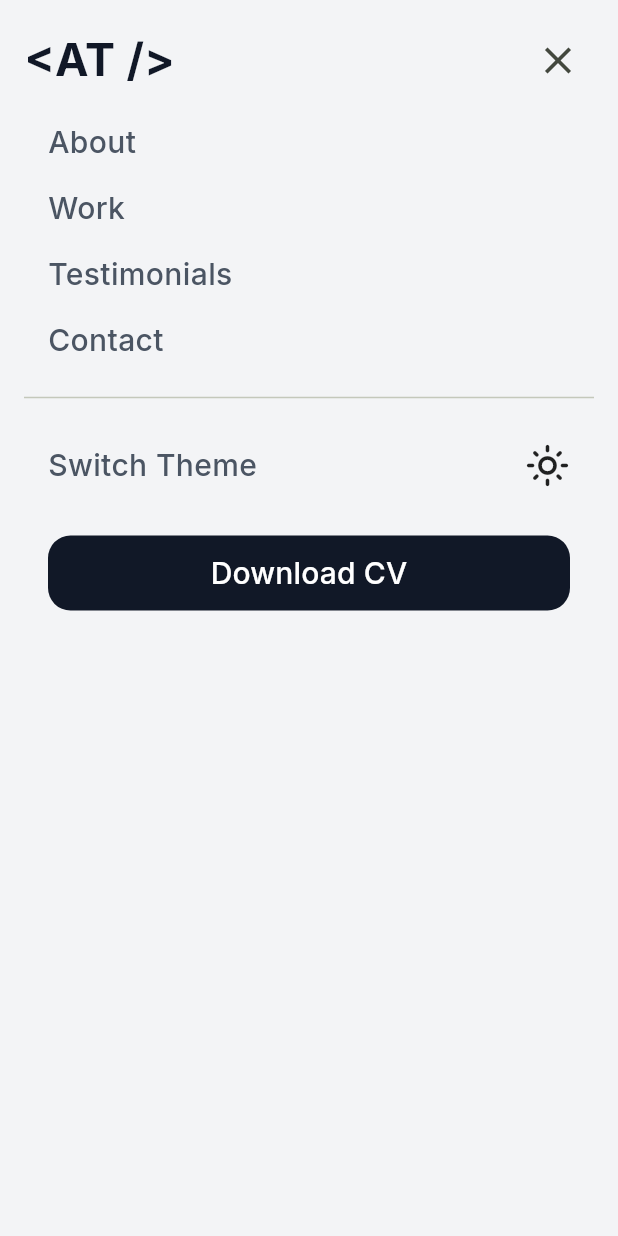
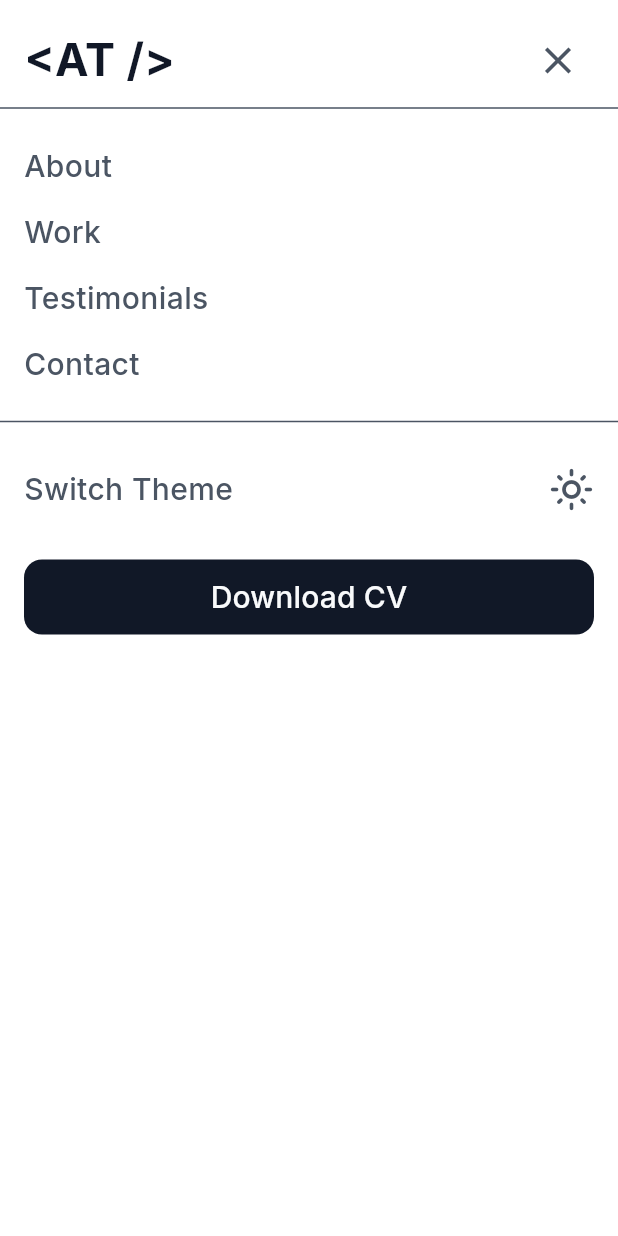
Before and after one commit to alyssontrugilio/my_portfolio, a Flutter app: the screen it shows after launch, after a tap on the "menu" icon, on a phone screen of 412 x 824 dp. Run offline on Flutter 3.47's test engine with Material 3 defaults, Android fonts, the phone set to English and light mode, and no system bars; our stand-ins replace flutter_bloc, google_fonts.

Commit message:
feat: implementando troca de thema

```diff
--- /dev/null
+++ b/lib/core/app_colors.dart
@@ -0,0 +1,39 @@
+import 'package:flutter/material.dart';
+
+class AppColors {
+  static final grayLight = {
+    50: const Color(0xfff9fafb),
+    100: const Color(0xfff3f4f6),
+    200: const Color(0xffe5e7eb),
+    300: const Color(0xffd1d5db),
+    400: const Color(0xff9ca3af),
+    500: const Color(0xff6b7280),
+    600: const Color(0xff4b5563),
+    700: const Color(0xff374151),
+    800: const Color(0xff1f2937),
+    900: const Color(0xff111827),
+    950: const Color(0xff030712),
+  };
+
+  static final grayDark = {
+    50: const Color(0xff111827),
+    100: const Color(0xff1f2937),
+    200: const Color(0xff374151),
+    300: const Color(0xff4b5563),
+    400: const Color(0xff6b7280),
+    500: const Color(0xff9ca3af),
+    600: const Color(0xffd1d5db),
+    700: const Color(0xffe5e7eb),
+    800: const Color(0xfff3f4f6),
+    900: const Color(0xfff9fafb),
+    950: const Color(0xFFFFFFFF),
+  };
+
+  static const esmerald = Color(0xff10b981);
+
+  static const Color grayLightDefault = Color(0xFFFFFFFF);
+  static const Color grayDarkDefault = Color(0xFF030712);
+  static const Color emeraldDefault = Color(0xFF10B981);
+
+  const AppColors._();
+}
--- a/lib/core/app_widget.dart
+++ b/lib/core/app_widget.dart
@@ -1,21 +1,68 @@
 import 'package:flutter/material.dart';
+import 'package:flutter_bloc/flutter_bloc.dart';
 
 import '../presentation/presentation.dart';
+import 'app_colors.dart';
 
-class AppWidget extends StatelessWidget {
+class AppWidget extends StatefulWidget {
   const AppWidget({super.key});
 
   @override
+  State<AppWidget> createState() => _AppWidgetState();
+}
+
+class _AppWidgetState extends State<AppWidget> {
+  late final HomeCubit homeCubit;
+  @override
+  void initState() {
+    homeCubit = HomeCubit();
+    super.initState();
+  }
+
+  @override
+  void dispose() {
+    homeCubit.close();
+    super.dispose();
+  }
+
+  @override
   Widget build(BuildContext context) {
-    return MaterialApp(
-      title: 'My Portfolio',
-      theme: ThemeData(
-        colorScheme: ColorScheme.fromSeed(
-          seedColor: const Color(0xff3F8E00),
-        ),
-        useMaterial3: true,
+    return BlocProvider.value(
+      value: homeCubit,
+      child: BlocBuilder<HomeCubit, bool>(
+        builder: (context, state) {
+          final isLightTheme = state;
+          final theme = ThemeData(
+            brightness: isLightTheme ? Brightness.light : Brightness.dark,
+            colorScheme: ColorScheme.fromSwatch(
+              primarySwatch: isLightTheme ? Colors.blue : Colors.red,
+              brightness: isLightTheme ? Brightness.light : Brightness.dark,
+            ).copyWith(
+              secondary: isLightTheme
+                  ? AppColors.grayLight[500]
+                  : AppColors.grayDark[500],
+            ),
+            scaffoldBackgroundColor:
+                isLightTheme ? AppColors.grayLight[50] : AppColors.grayDark[50],
+            textTheme: TextTheme(
+              bodyLarge: TextStyle(
+                  color: isLightTheme
+                      ? AppColors.grayLight[900]
+                      : AppColors.grayDark[900]),
+              bodyMedium: TextStyle(
+                  color: isLightTheme
+                      ? AppColors.grayLight[900]
+                      : AppColors.grayDark[900]),
+            ),
+          );
+
+          return MaterialApp(
+            title: 'My Portfolio',
+            theme: theme,
+            home: const HomePage(),
+          );
+        },
       ),
-      home: const HomePage(),
     );
   }
 }
--- a/lib/core/core.dart
+++ b/lib/core/core.dart
@@ -1,2 +1,3 @@
 export 'app_widget.dart';
 export 'app_assets.dart';
+export 'app_colors.dart';
--- /dev/null
+++ b/lib/presentation/bloc/bloc.dart
@@ -0,0 +1 @@
+export 'home_cubit.dart';
--- /dev/null
+++ b/lib/presentation/bloc/home_cubit.dart
@@ -0,0 +1,9 @@
+import 'package:flutter_bloc/flutter_bloc.dart';
+
+class HomeCubit extends Cubit<bool> {
+  HomeCubit() : super(true);
+
+  void switchTheme() {
+    emit(state == false);
+  }
+}
--- a/lib/presentation/presentation.dart
+++ b/lib/presentation/presentation.dart
@@ -1,2 +1,3 @@
 export 'pages/pages.dart';
 export 'widgets/widgets.dart';
+export 'bloc/bloc.dart';
--- a/lib/presentation/widgets/body_widget.dart
+++ b/lib/presentation/widgets/body_widget.dart
@@ -1,4 +1,5 @@
 import 'package:flutter/material.dart';
+import 'package:flutter/widgets.dart';
 
 class BodyWidget extends StatelessWidget {
   const BodyWidget({
@@ -7,10 +8,14 @@ class BodyWidget extends StatelessWidget {
 
   @override
   Widget build(BuildContext context) {
-    return Container(
+    return SizedBox(
       height: 2000,
       width: double.infinity,
-      color: Colors.grey,
+      child: Center(
+        child: ConstrainedBox(
+          constraints: const BoxConstraints(maxWidth: 1920),
+        ),
+      ),
     );
   }
 }
--- a/lib/presentation/widgets/footer_widget.dart
+++ b/lib/presentation/widgets/footer_widget.dart
@@ -11,6 +11,28 @@ class FooterWidget extends StatelessWidget {
       height: 68,
       width: double.infinity,
       color: Colors.black,
+      child: Center(
+        child: ConstrainedBox(
+          constraints: const BoxConstraints(maxWidth: 1920),
+          child: const Row(
+            mainAxisAlignment: MainAxisAlignment.center,
+            children: [
+              Text('Feito com muito '),
+              Icon(
+                Icons.favorite,
+                color: Colors.red,
+                size: 14,
+              ),
+              Text(' e '),
+              Icon(
+                Icons.coffee,
+                color: Colors.brown,
+                size: 14,
+              ),
+            ],
+          ),
+        ),
+      ),
     );
   }
 }
--- a/lib/presentation/widgets/header/download_button_widget.dart
+++ b/lib/presentation/widgets/header/download_button_widget.dart
@@ -1,5 +1,7 @@
 import 'package:flutter/material.dart';
 import 'package:google_fonts/google_fonts.dart';
+
+import '../../../core/core.dart';
 
 class DownloadButtonWidget extends StatelessWidget {
   final bool isMobile;
@@ -10,15 +12,17 @@ class DownloadButtonWidget extends StatelessWidget {
 
   @override
   Widget build(BuildContext context) {
+    final isDarkTheme = Theme.of(context).brightness == Brightness.dark;
     return SizedBox(
       height: isMobile ? 50 : 36,
       child: FilledButton(
         onPressed: () {},
-        style: const ButtonStyle(
-          backgroundColor: MaterialStatePropertyAll(Color(0xff111827)),
-          shape: MaterialStatePropertyAll(
+        style: ButtonStyle(
+          backgroundColor: MaterialStatePropertyAll(
+              isDarkTheme ? AppColors.grayDark[900] : AppColors.grayLight[900]),
+          shape: const MaterialStatePropertyAll(
             RoundedRectangleBorder(
-              borderRadius: BorderRadius.all(Radius.circular(15)),
+              borderRadius: BorderRadius.all(Radius.circular(12)),
             ),
           ),
         ),
@@ -27,6 +31,8 @@ class DownloadButtonWidget extends StatelessWidget {
           style: GoogleFonts.inter(
             fontSize: isMobile ? 20 : 16,
             fontWeight: FontWeight.w500,
+            color:
+                isDarkTheme ? AppColors.grayDark[50] : AppColors.grayLight[50],
           ),
         ),
       ),
--- a/lib/presentation/widgets/header/logo_text_widget.dart
+++ b/lib/presentation/widgets/header/logo_text_widget.dart
@@ -1,5 +1,7 @@
 import 'package:flutter/material.dart';
 import 'package:google_fonts/google_fonts.dart';
+
+import '../../../core/core.dart';
 
 class LogoTextWidget extends StatelessWidget {
   const LogoTextWidget({
@@ -14,7 +16,9 @@ class LogoTextWidget extends StatelessWidget {
         style: GoogleFonts.inter(
           fontSize: 30,
           fontWeight: FontWeight.bold,
-          color: const Color(0xff111827),
+          color: Theme.of(context).brightness == Brightness.dark
+              ? AppColors.grayDark[900]
+              : AppColors.grayLight[900],
         ),
       ),
     );
--- a/lib/presentation/widgets/header/option_header_widget.dart
+++ b/lib/presentation/widgets/header/option_header_widget.dart
@@ -1,5 +1,7 @@
 import 'package:flutter/material.dart';
 import 'package:google_fonts/google_fonts.dart';
+
+import '../../../core/core.dart';
 
 class OptionHeaderWidget extends StatelessWidget {
   final String text;
@@ -22,13 +24,15 @@ class OptionHeaderWidget extends StatelessWidget {
                 style: GoogleFonts.inter(
                   fontSize: constraints.maxWidth < 900 ? 20 : 16,
                   fontWeight: FontWeight.w500,
-                  color: const Color(0xff4B5563),
+                  color: Theme.of(context).brightness == Brightness.dark
+                      ? AppColors.grayDark[600]
+                      : AppColors.grayLight[600],
                 ),
               ),
             ),
           ),
           const SizedBox(
-            width: 24,
+            width: 20,
           )
         ],
       ),
--- a/lib/presentation/widgets/header/switch_theme_widget.dart
+++ b/lib/presentation/widgets/header/switch_theme_widget.dart
@@ -1,7 +1,11 @@
 import 'package:flutter/material.dart';
+import 'package:flutter_bloc/flutter_bloc.dart';
 import 'package:google_fonts/google_fonts.dart';
 
-class SwitchThemeWidget extends StatelessWidget {
+import '../../../core/core.dart';
+import '../../bloc/bloc.dart';
+
+class SwitchThemeWidget extends StatefulWidget {
   final bool isMobile;
   const SwitchThemeWidget({
     super.key,
@@ -9,9 +13,23 @@ class SwitchThemeWidget extends StatelessWidget {
   });
 
   @override
+  State<SwitchThemeWidget> createState() => _SwitchThemeWidgetState();
+}
+
+class _SwitchThemeWidgetState extends State<SwitchThemeWidget> {
+  @override
   Widget build(BuildContext context) {
-    return isMobile
-        ? Row(
+    final homeCubit = context.read<HomeCubit>();
+    final isDarkTheme = Theme.of(context).brightness == Brightness.dark;
+
+    return BlocBuilder(
+      bloc: homeCubit,
+      builder: (context, state) => widget.isMobile
+          ? MouseRegion(
+              cursor: MaterialStateMouseCursor.clickable,
+              child: GestureDetector(
+                onTap: () => homeCubit.switchTheme(),
+                child: Row(
                   mainAxisAlignment: MainAxisAlignment.spaceBetween,
                   children: [
                     Text(
@@ -19,28 +37,37 @@ class SwitchThemeWidget extends StatelessWidget {
                       style: GoogleFonts.inter(
                         fontSize: 20,
                         fontWeight: FontWeight.w500,
-                  color: const Color(0xff4B5563),
+                        color: isDarkTheme
+                            ? AppColors.grayDark[600]
+                            : AppColors.grayLight[600],
                       ),
                     ),
-              MouseRegion(
-                cursor: MaterialStateMouseCursor.clickable,
-                child: GestureDetector(
-                  onTap: () {},
-                  child: const Icon(
-                    Icons.light_mode_outlined,
+                    Icon(
+                      isDarkTheme
+                          ? Icons.dark_mode_outlined
+                          : Icons.light_mode_outlined,
                       size: 30,
+                      color: isDarkTheme
+                          ? AppColors.grayDark[600]
+                          : AppColors.grayLight[600],
+                    ),
+                  ],
                 ),
               ),
-              ),
-            ],
             )
           : MouseRegion(
               cursor: MaterialStateMouseCursor.clickable,
               child: GestureDetector(
-              onTap: () {},
-              child: const Icon(
-                Icons.light_mode_outlined,
+                onTap: () => homeCubit.switchTheme(),
+                child: Icon(
+                  isDarkTheme
+                      ? Icons.dark_mode_outlined
+                      : Icons.light_mode_outlined,
                   size: 30,
+                  color: isDarkTheme
+                      ? AppColors.grayDark[600]
+                      : AppColors.grayLight[600],
+                ),
               ),
             ),
     );
--- a/lib/presentation/widgets/header_widget.dart
+++ b/lib/presentation/widgets/header_widget.dart
@@ -1,8 +1,8 @@
-import 'dart:html';
+import 'package:flutter/material.dart';
+import 'package:flutter_bloc/flutter_bloc.dart';
 
-import 'package:flutter/material.dart';
-import 'package:flutter/widgets.dart';
-
+import '../../core/core.dart';
+import '../bloc/bloc.dart';
 import 'widgets.dart';
 
 class HeaderWidget extends StatelessWidget {
@@ -12,12 +12,81 @@ class HeaderWidget extends StatelessWidget {
 
   @override
   Widget build(BuildContext context) {
-    return SizedBox(
+    final isDarkTheme = Theme.of(context).brightness == Brightness.dark;
+
+    return ColoredBox(
+      color:
+          isDarkTheme ? AppColors.grayDarkDefault : AppColors.grayLightDefault,
+      child: SizedBox(
         width: double.infinity,
         height: 68,
+        child: Center(
+          child: ConstrainedBox(
+            constraints: const BoxConstraints(maxWidth: 1920),
             child: LayoutBuilder(
               builder: (context, constraints) => constraints.maxWidth < 900
-            ? Padding(
+                  ? const _MobileHeaderWidget()
+                  : const _DesktopHeaderWidget(),
+            ),
+          ),
+        ),
+      ),
+    );
+  }
+}
+
+class _DesktopHeaderWidget extends StatelessWidget {
+  const _DesktopHeaderWidget();
+
+  @override
+  Widget build(BuildContext context) {
+    return Padding(
+      padding: const EdgeInsets.symmetric(horizontal: 112, vertical: 16),
+      child: Row(
+        mainAxisAlignment: MainAxisAlignment.spaceBetween,
+        children: [
+          const LogoTextWidget(),
+          const Row(
+            mainAxisAlignment: MainAxisAlignment.spaceAround,
+            children: [
+              OptionHeaderWidget(text: 'About'),
+              OptionHeaderWidget(text: 'Work'),
+              OptionHeaderWidget(text: 'Testimonials'),
+              OptionHeaderWidget(text: 'Contact'),
+            ],
+          ),
+          Padding(
+            padding: const EdgeInsets.symmetric(horizontal: 24),
+            child: VerticalDivider(
+              color: Theme.of(context).brightness == Brightness.dark
+                  ? AppColors.grayDark[100]
+                  : AppColors.grayLight[100],
+              thickness: 1,
+              width: 24,
+              endIndent: 5,
+              indent: 5,
+            ),
+          ),
+          const Row(
+            children: [
+              SwitchThemeWidget(),
+              SizedBox(width: 16),
+              DownloadButtonWidget(),
+            ],
+          )
+        ],
+      ),
+    );
+  }
+}
+
+class _MobileHeaderWidget extends StatelessWidget {
+  const _MobileHeaderWidget();
+
+  @override
+  Widget build(BuildContext context) {
+    final homeCubit = context.read<HomeCubit>();
+    return Padding(
       padding: const EdgeInsets.all(16),
       child: Row(
         children: [
@@ -30,25 +99,63 @@ class HeaderWidget extends StatelessWidget {
             onPressed: () {
               showDialog(
                 context: context,
-                          builder: (context) =>
-                              LayoutBuilder(builder: (context, constraints) {
+                builder: (context) => LayoutBuilder(
+                  builder: (context, constraints) {
+                    if (constraints.maxWidth > 900) {
+                      WidgetsBinding.instance.addPostFrameCallback((timeStamp) {
+                        if (Navigator.of(context).canPop()) {
+                          Navigator.of(context).pop();
+                        }
+                      });
+                    }
+                    return BlocProvider.value(
+                      value: homeCubit,
+                      child: BlocBuilder<HomeCubit, bool>(
+                        builder: (context, state) {
+                          return _buildModalContent(context, !state);
+                        },
+                      ),
+                    );
+                  },
+                ),
+              );
+            },
+          ),
+        ],
+      ),
+    );
+  }
+}
+
+Widget _buildModalContent(BuildContext context, bool isDarkTheme) {
   return Container(
-                              padding: const EdgeInsets.all(16),
-                              color: const Color(0xffF3F4F6),
+    padding: const EdgeInsets.symmetric(vertical: 16),
+    color: isDarkTheme ? AppColors.grayDarkDefault : AppColors.grayLightDefault,
+    child: SingleChildScrollView(
       child: Column(
         children: [
-                                  Row(
+          Padding(
+            padding: const EdgeInsets.symmetric(horizontal: 16),
+            child: Row(
               children: [
                 const LogoTextWidget(),
                 IconButton(
-                                        onPressed: () =>
-                                            Navigator.of(context).pop(),
-                                        icon: const Icon(
+                  onPressed: () => Navigator.of(context).pop(),
+                  icon: Icon(
                     Icons.close,
                     size: 30,
+                    color: isDarkTheme
+                        ? AppColors.grayDark[600]
+                        : AppColors.grayLight[600],
                   ),
                 )
               ],
+            ),
+          ),
+          Divider(
+            color: isDarkTheme
+                ? AppColors.grayDark[600]
+                : AppColors.grayLight[600],
           ),
           const Padding(
             padding: EdgeInsets.all(16),
@@ -58,22 +165,24 @@ class HeaderWidget extends StatelessWidget {
                 SizedBox(height: 15),
                 OptionHeaderWidget(text: 'Work'),
                 SizedBox(height: 15),
-                                        OptionHeaderWidget(
-                                            text: 'Testimonials'),
+                OptionHeaderWidget(text: 'Testimonials'),
                 SizedBox(height: 15),
                 OptionHeaderWidget(text: 'Contact'),
               ],
             ),
           ),
-                                  const Divider(),
+          Divider(
+            color: isDarkTheme
+                ? AppColors.grayDark[600]
+                : AppColors.grayLight[600],
+          ),
           const Padding(
             padding: EdgeInsets.symmetric(
               vertical: 22,
               horizontal: 16,
             ),
             child: Column(
-                                      crossAxisAlignment:
-                                          CrossAxisAlignment.stretch,
+              crossAxisAlignment: CrossAxisAlignment.stretch,
               children: [
                 SwitchThemeWidget(
                   isMobile: true,
@@ -89,51 +198,6 @@ class HeaderWidget extends StatelessWidget {
           )
         ],
       ),
-                            );
-                          }),
-                        );
-                      },
-                    ),
-                  ],
-                ),
-              )
-            : Padding(
-                padding:
-                    const EdgeInsets.symmetric(horizontal: 80, vertical: 16),
-                child: Container(
-                  padding: const EdgeInsets.symmetric(horizontal: 32),
-                  child: const Row(
-                    mainAxisAlignment: MainAxisAlignment.spaceBetween,
-                    children: [
-                      LogoTextWidget(),
-                      Row(
-                        mainAxisAlignment: MainAxisAlignment.spaceAround,
-                        children: [
-                          OptionHeaderWidget(text: 'About'),
-                          OptionHeaderWidget(text: 'Work'),
-                          OptionHeaderWidget(text: 'Testimonials'),
-                          OptionHeaderWidget(text: 'Contact'),
-                        ],
-                      ),
-                      VerticalDivider(
-                        color: Color(0xffF3F4F6),
-                        thickness: 1,
-                        width: 24,
-                        endIndent: 5,
-                        indent: 5,
-                      ),
-                      Row(
-                        children: [
-                          SwitchThemeWidget(),
-                          SizedBox(width: 16),
-                          DownloadButtonWidget(),
-                        ],
-                      )
-                    ],
-                  ),
-                ),
-              ),
     ),
   );
 }
-}
--- a/pubspec.yaml
+++ b/pubspec.yaml
@@ -11,6 +11,7 @@ environment:
 dependencies:
   flutter:
     sdk: flutter
+  flutter_bloc: ^9.0.0
   flutter_svg: ^2.0.10+1
   google_fonts: ^6.2.1
 
```
Also changed, not shown: pubspec.lock. Lines whose indentation alone changed are shown as unchanged.
